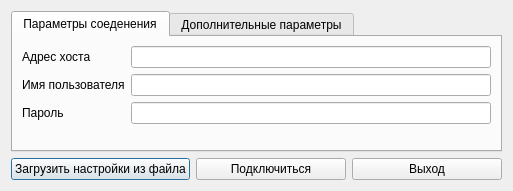
MKDTeam/SSH-Client, file modules/ui_class/ui_Connection.ui: the form before one commit.
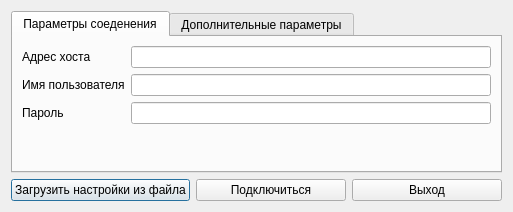
The form after the commit.

The edit to the form file:
```diff
--- a/modules/ui_class/ui_Connection.ui
+++ b/modules/ui_class/ui_Connection.ui
@@ -7,7 +7,7 @@
     <x>0</x>
     <y>0</y>
     <width>513</width>
-    <height>191</height>
+    <height>212</height>
    </rect>
   </property>
   <property name="windowTitle">
```
Left out of the diff: 5 changed lines with no effect on the pictures.
